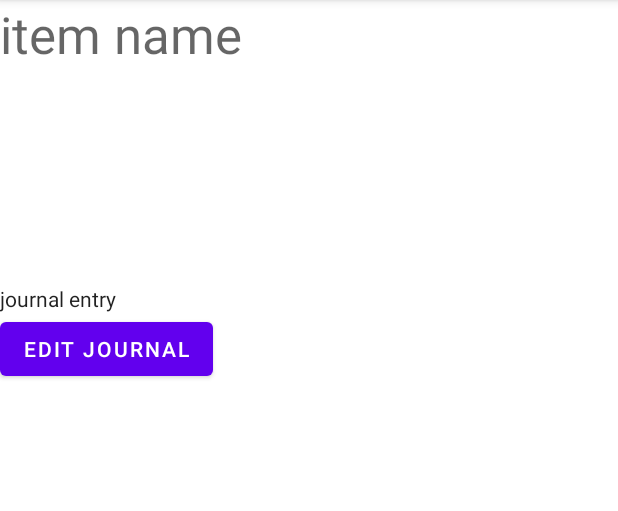
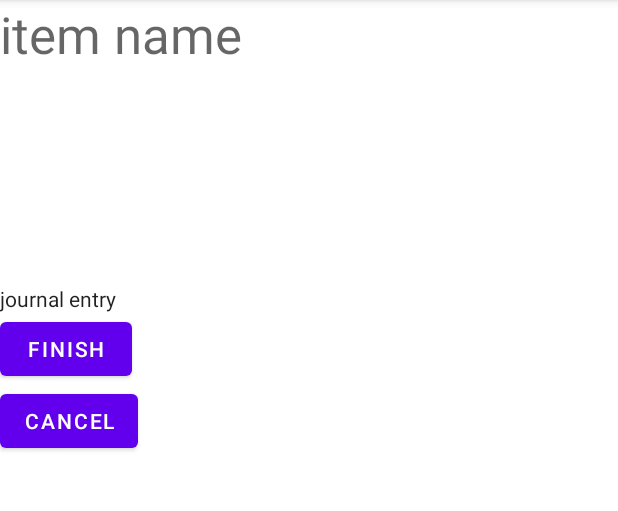
Before and after one commit to CorwinDaley/Bioplastics-Bad, an Android app: the fragment JournalFragment shown on its own in the app's theme, on a phone screen of 412 x 824 dp, the part 84-595 px from its top. Run offline under Robolectric (Android 15) with nearby library versions, the phone set to English and light mode, and no system bars.

Commit message:
updated some button leading to code, need to fix actions and lead buttons on newJournal to the right place

```diff
--- a/app/src/main/res/layout/fragment_journals.xml
+++ b/app/src/main/res/layout/fragment_journals.xml
@@ -36,7 +36,13 @@
             android:id="@+id/button_logging_editJournal"
             android:layout_width="wrap_content"
             android:layout_height="wrap_content"
-            android:text="@string/edit_journal" />
+            android:text="@string/finish" />
+
+        <Button
+            android:id="@+id/button_logging_editJournal2"
+            android:layout_width="wrap_content"
+            android:layout_height="wrap_content"
+            android:text="cancel" />
 
     </LinearLayout>
 
--- a/app/src/main/res/navigation/navigation.xml
+++ b/app/src/main/res/navigation/navigation.xml
@@ -69,7 +69,7 @@
         android:label="fragment_new_journal"
         tools:layout="@layout/fragment_journals" >
         <action
-            android:id="@+id/finishJounral"
+            android:id="@+id/action_loggingFragment_to_newJournal"
             app:destination="@id/loggingFragment" />
     </fragment>
 
```
Also changed, not shown: app/src/main/java/com/example/bioplasticbad/LoggingFragment.kt (renamed from app/src/main/java/com/example/bioplasticbad/LoggingLayout.kt, +13 -2 lines).
